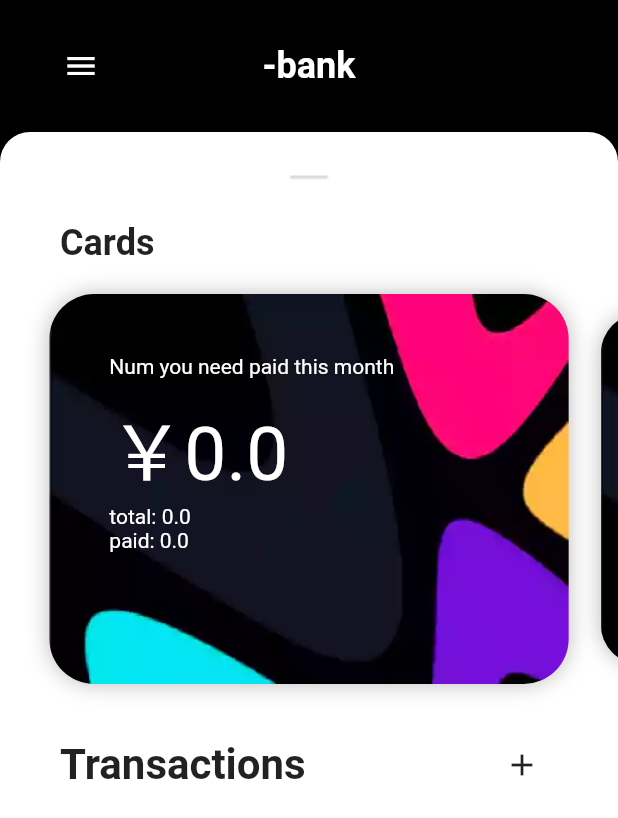
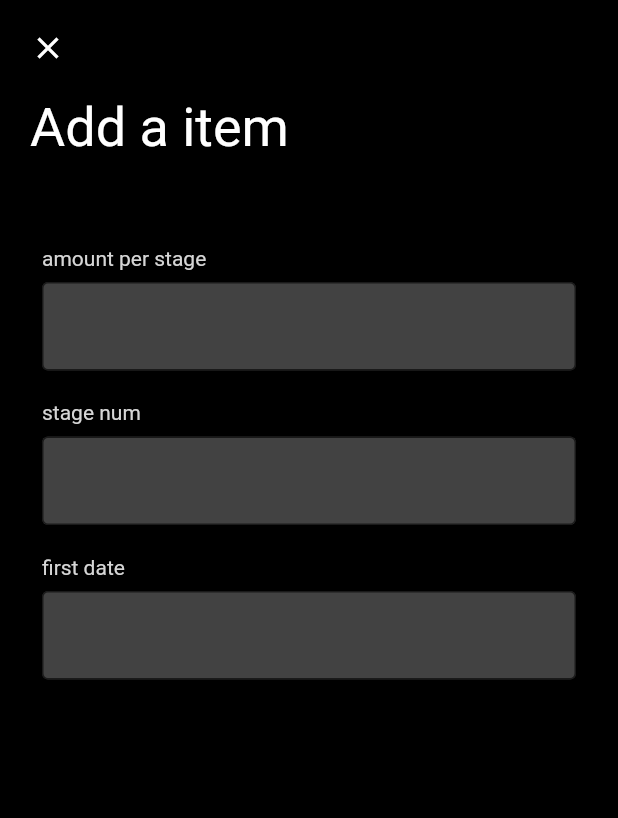
Before and after one commit to ning0825/EmptyWallet, a Flutter app: the screen it shows after launch, on a phone screen of 412 x 824 dp. Shown: the top 818 px of the screen. Run offline on Flutter 3.47's test engine with Material 2 defaults, Android fonts, the phone set to English and light mode, and no system bars; our stand-ins replace bloc, flutter_bloc, sqflite; accounts and stored records are empty.

Commit message:
UI preview

```diff
--- a/lib/main.dart
+++ b/lib/main.dart
@@ -15,6 +15,7 @@ import 'package:flutter_bloc/flutter_bloc.dart';
 import 'package:flutter_localizations/flutter_localizations.dart';
 import 'advan/localizations.dart';
 import 'bloc/bloc_delegate.dart';
+import 'routes/add_item_route.dart';
 import 'routes/add_platfom_route.dart';
 import 'ui/data_curve.dart';
 
@@ -23,7 +24,7 @@ BuildContext mContext;
 void main() {
   //Bloc事件回调
   BlocSupervisor.delegate = SimpleBlocDelegate();
-  runApp(NewApp());
+  runApp(AddItemRoute());
 }
 
 class NewApp extends StatelessWidget {
--- /dev/null
+++ b/lib/routes/add_item_route.dart
@@ -0,0 +1,143 @@
+import 'package:flutter/material.dart';
+import 'package:empty_wallet/ui/custom_ui.dart';
+
+class AddItemRoute extends StatelessWidget {
+  @override
+  Widget build(BuildContext context) {
+    return MaterialApp(
+      home: AddItemHome(),
+      debugShowCheckedModeBanner: false,
+    );
+  }
+}
+
+class AddItemHome extends StatefulWidget {
+  @override
+  _AddItemHomeState createState() => _AddItemHomeState();
+}
+
+class _AddItemHomeState extends State<AddItemHome>
+    with SingleTickerProviderStateMixin {
+  AnimationController controller;
+
+  GlobalKey<FormState> _formKey = GlobalKey<FormState>();
+
+  @override
+  void initState() {
+    super.initState();
+
+    controller = AnimationController(
+        duration: Duration(milliseconds: 1000), vsync: this);
+  }
+
+  @override
+  Widget build(BuildContext context) {
+    return Scaffold(
+      backgroundColor: Colors.black,
+      body: SafeArea(
+        child: Column(
+          crossAxisAlignment: CrossAxisAlignment.start,
+          children: <Widget>[
+            Padding(
+              padding: const EdgeInsets.all(8.0),
+              child: IconButton(
+                icon: Icon(
+                  Icons.close,
+                  color: Colors.white,
+                ),
+                onPressed: () => {
+                  showGeneralDialog(
+                    context: context,
+                    pageBuilder: (_, a1, a2) => SimpleDialog(
+                      children: <Widget>[
+                        Container(
+                          width: 200,
+                          height: 200,
+                          color: Colors.grey,
+                        )
+                      ],
+                    ),
+
+                  )
+                },
+              ),
+            ),
+            titleAndSubmit(),
+            Expanded(
+              child: Padding(
+                padding: const EdgeInsets.all(8.0),
+                child: Form(
+                  key: _formKey,
+                  child: SingleChildScrollView(
+                    child: Column(
+                      children: <Widget>[
+                        CusTextField(
+                          title: 'amount per stage',
+                          onSaved: null,
+                          validator: null,
+                        ),
+                        CusTextField(
+                          title: 'stage num',
+                          onSaved: null,
+                          validator: null,
+                        ),
+                        CusTextField(
+                          title: 'first date',
+                          onSaved: null,
+                          validator: null,
+                        ),
+                      ],
+                    ),
+                  ),
+                ),
+              ),
+            )
+          ],
+        ),
+      ),
+    );
+  }
+
+  Widget titleAndSubmit() {
+    return Row(
+      children: <Widget>[
+        Padding(
+          padding: const EdgeInsets.only(left: 20, bottom: 30),
+          child: Text(
+            'Add a item',
+            style: TextStyle(fontSize: 36, color: Colors.white),
+          ),
+        ),
+        Spacer(),
+        submitButton()
+      ],
+    );
+  }
+
+  SlideTransition submitButton() {
+    return SlideTransition(
+      position: Tween<Offset>(begin: Offset(1.0, 0.0), end: Offset(-0.0, 0.0))
+          .chain(CurveTween(curve: Curves.easeInOutQuart))
+          .animate(controller),
+      child: Container(
+        child: Icon(
+          Icons.done,
+          color: Colors.white,
+          size: 30,
+        ),
+        width: 70,
+        height: 60,
+        decoration: BoxDecoration(
+            color: Colors.green[300],
+            borderRadius: BorderRadius.only(
+                bottomLeft: Radius.circular(8), topLeft: Radius.circular(8))),
+      ),
+    );
+  }
+
+  @override
+  void dispose() {
+    super.dispose();
+    controller.dispose();
+  }
+}
--- a/lib/ui/custom_ui.dart
+++ b/lib/ui/custom_ui.dart
@@ -9,7 +9,8 @@ class CusToolbar extends StatelessWidget {
   final GlobalKey rightIconKey;
   final Function rightOnPress;
 
-  CusToolbar({@required this.title,
+  CusToolbar(
+      {@required this.title,
       this.leftIcon,
       this.leftOnPress,
       this.rightIcon,
@@ -35,9 +36,7 @@ class CusToolbar extends StatelessWidget {
               child: Text(
             this.title,
             style: TextStyle(
-                    color: Colors.white,
-                    fontSize: 24,
-                    fontWeight: FontWeight.bold),
+                color: Colors.white, fontSize: 24, fontWeight: FontWeight.bold),
             textAlign: TextAlign.center,
           )),
           IconButton(
@@ -67,8 +66,7 @@ class BaseCard extends Container {
                       spreadRadius: 0, blurRadius: 12, color: Colors.grey[400])
                 ],
                 image: DecorationImage(
-              image: AssetImage('assets/CardBG.webp'), fit: BoxFit.fill)
-      ),
+                    image: AssetImage('assets/CardBG.webp'), fit: BoxFit.fill)),
             padding: EdgeInsets.all(40),
             width: 300,
             margin: EdgeInsets.only(top: 20, left: 2, right: 2, bottom: 20),
@@ -82,32 +80,42 @@ class CusTextField extends StatelessWidget {
   final String hintText;
   final TextInputType keyboardType;
 
-  CusTextField({this.title, this.onSaved, this.validator, this.hintText, this.keyboardType});
+  CusTextField(
+      {this.title,
+      this.onSaved,
+      this.validator,
+      this.hintText,
+      this.keyboardType});
 
   @override
   Widget build(BuildContext context) {
-    return Column(
+    return Padding(
+      padding: EdgeInsets.fromLTRB(20, 20, 20, 0),
+      child: Column(
         crossAxisAlignment: CrossAxisAlignment.start,
         children: <Widget>[
-//        Padding(
-//            padding: EdgeInsets.only(top: 26, bottom: 10),
-//            child: Text(
-//              title,
-//              style: TextStyle(
-//                  color: Colors.grey, fontSize: 24),
-//            )),
+          Padding(
+            padding: const EdgeInsets.only(bottom: 8.0),
+            child: Text(
+              title,
+              style: TextStyle(color: Colors.grey[350]),
+            ),
+          ),
           TextFormField(
               decoration: InputDecoration(
-              labelText: title,
-              enabledBorder: UnderlineInputBorder(borderSide: BorderSide(color: Colors.black, width: 3)),
-              focusedBorder: UnderlineInputBorder(borderSide: BorderSide(color: Colors.black, width: 3)),
+                fillColor: Colors.grey[800],
+                filled: true,
+                border: OutlineInputBorder(),
+                focusedBorder: OutlineInputBorder(),
+                // focusedBorder: OutlineInputBorder(borderSide: BorderSide(color: Colors.black, width: 3)),
                 labelStyle: TextStyle(color: Colors.black),
               ),
               cursorColor: Colors.black,
-            keyboardType:keyboardType,
+              keyboardType: keyboardType,
               onSaved: onSaved,
               validator: validator),
         ],
+      ),
     );
   }
 }
```
Lines whose indentation alone changed are shown as unchanged.
